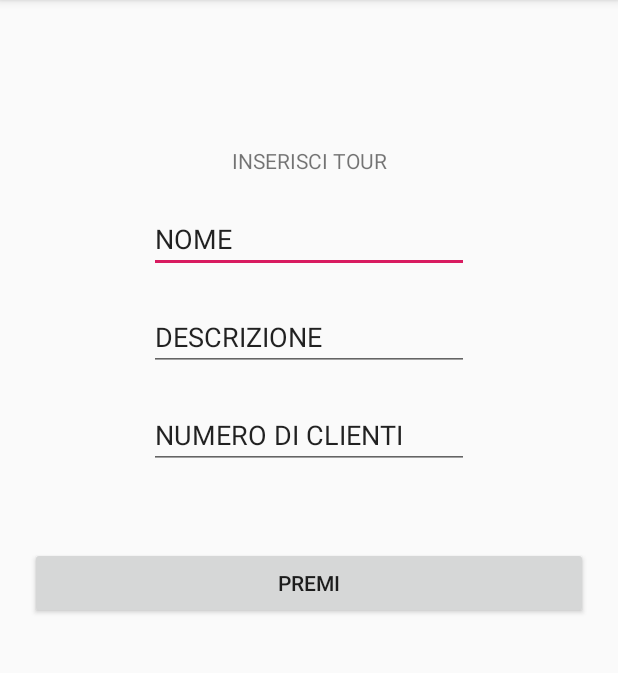
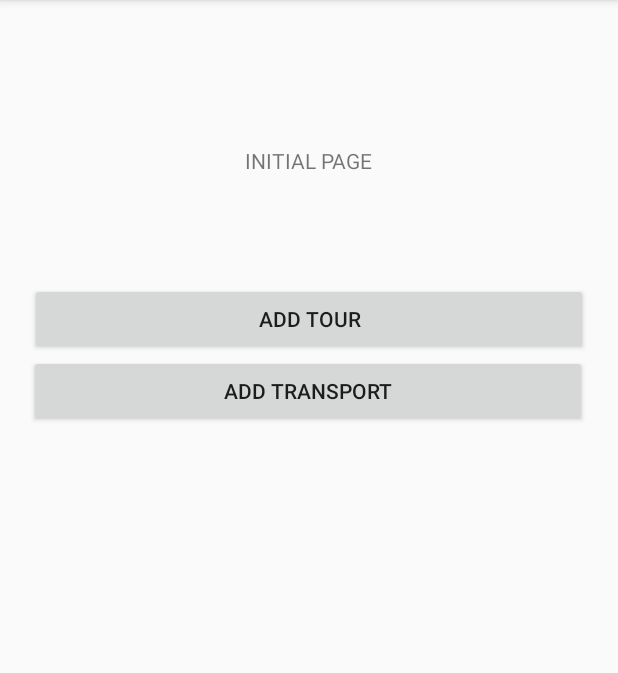
Before and after one commit to Canti17/WeWanTour-Project, an Android app: the screen it shows after launch (MainActivity), on a phone screen of 412 x 824 dp, the part 84-757 px from its top. Run offline under Robolectric (Android 15) with nearby library versions, the phone set to English and light mode, and no system bars.

Commit message:
Add transport form with initial style formatting

```diff
--- a/WeWanTour/app/src/main/AndroidManifest.xml
+++ b/WeWanTour/app/src/main/AndroidManifest.xml
@@ -9,6 +9,7 @@
         android:roundIcon="@mipmap/ic_launcher_round"
         android:supportsRtl="true"
         android:theme="@style/AppTheme">
+
         <activity android:name=".MainActivity">
             <intent-filter>
                 <action android:name="android.intent.action.MAIN" />
@@ -16,6 +17,10 @@
                 <category android:name="android.intent.category.LAUNCHER" />
             </intent-filter>
         </activity>
+
+        <activity android:name=".add_transport">
+        </activity>
+
     </application>
 
 </manifest>
--- a/WeWanTour/app/src/main/java/com/example/wewantour9/MainActivity.java
+++ b/WeWanTour/app/src/main/java/com/example/wewantour9/MainActivity.java
@@ -1,89 +1,34 @@
 package com.example.wewantour9;
-
-import androidx.annotation.NonNull;
 import androidx.appcompat.app.AppCompatActivity;
 
+import android.content.Intent;
 import android.os.Bundle;
 import android.view.View;
 import android.widget.Button;
-import android.widget.EditText;
 
-import com.google.firebase.database.DataSnapshot;
-import com.google.firebase.database.DatabaseError;
-import com.google.firebase.database.DatabaseReference;
-import com.google.firebase.database.FirebaseDatabase;
-import com.google.firebase.database.ValueEventListener;
-
-import java.util.ArrayList;
 
 public class MainActivity extends AppCompatActivity {
-
-    private Button send;
-
-
-    private FirebaseDatabase database;
-    private DatabaseReference ref;
-
-    EditText name, description, n_clients;
-    Tour tour1;
-    Prova prova1;
-    int id=0;
-
-
-
-
-    ArrayList<Tour> lista = new ArrayList<Tour>();
-
-
 
     @Override
     protected void onCreate(Bundle savedInstanceState) {
         super.onCreate(savedInstanceState);
         setContentView(R.layout.activity_main);
-
-
-        send= (Button) findViewById(R.id.button);
-
-        name=findViewById(R.id.nameTour);
-        description=findViewById(R.id.description);
-        n_clients=findViewById(R.id.numb_clients);
-
-
-        ref= database.getInstance().getReference("TOUR");
-
-
-
-        ref.addValueEventListener(new ValueEventListener() {
+/*
+        Button btn1 = (Button)findViewById(R.id.add_tour);
+        btn1.setOnClickListener(new View.OnClickListener() {
             @Override
-            public void onDataChange(@NonNull DataSnapshot dataSnapshot) {
-                if(dataSnapshot.exists()){
-                    id= (int) dataSnapshot.getChildrenCount();
-                }else{
-                    ///
-                }
+            public void onClick(View v) {
+                startActivity(new Intent(MainActivity.this, AddTour.class));
             }
-
+        });
+*/
+        Button btn2 = (Button)findViewById(R.id.add_transport);
+        btn2.setOnClickListener(new View.OnClickListener() {
             @Override
-            public void onCancelled(@NonNull DatabaseError databaseError) {
-
+            public void onClick(View v) {
+                startActivity(new Intent(MainActivity.this, add_transport.class));
             }
         });
 
-        send.setOnClickListener(new View.OnClickListener() {
-            @Override
-            public void onClick(View v) {
-                tour1= new Tour(name.getText().toString(),description.getText().toString(),n_clients.getText().toString());
-                ref.child(String.valueOf(id)).setValue(tour1);
-
-                DatabaseReference ref1= database.getInstance().getReference("PROVA");
-                lista.add(tour1);
-                prova1 = new Prova(lista);
-                ref1.child((String.valueOf(tour1.getName()))).setValue(prova1);
-
-
-            }
-        });
-
-
     }
 }
--- a/WeWanTour/app/src/main/res/layout/activity_main.xml
+++ b/WeWanTour/app/src/main/res/layout/activity_main.xml
@@ -11,7 +11,7 @@
         android:layout_width="wrap_content"
         android:layout_height="wrap_content"
         android:background="#00C51414"
-        android:text="@string/inserisci_tour"
+        android:text="INITIAL PAGE"
         app:layout_constraintBottom_toBottomOf="parent"
         app:layout_constraintLeft_toLeftOf="parent"
         app:layout_constraintRight_toRightOf="parent"
@@ -20,55 +20,25 @@
 
 
     <Button
-        android:id="@+id/button"
+        android:id="@+id/add_tour"
         android:layout_width="372dp"
         android:layout_height="48dp"
-        android:layout_marginTop="52dp"
+        android:layout_marginTop="72dp"
         android:layout_marginEnd="20dp"
-        android:text="@string/premi"
+        android:text="ADD TOUR"
         app:layout_constraintEnd_toEndOf="parent"
         app:layout_constraintHorizontal_bias="1.0"
         app:layout_constraintStart_toStartOf="parent"
-        app:layout_constraintTop_toBottomOf="@+id/numb_clients" />
-
-    <EditText
-        android:id="@+id/nameTour"
-        android:layout_width="wrap_content"
-        android:layout_height="wrap_content"
-        android:layout_marginTop="20dp"
-        android:ems="10"
-        android:importantForAutofill="no"
-        android:inputType="textPersonName"
-        android:text="NOME"
-        app:layout_constraintEnd_toEndOf="parent"
-        app:layout_constraintStart_toStartOf="parent"
         app:layout_constraintTop_toBottomOf="@+id/textView2" />
 
-    <EditText
-        android:id="@+id/description"
-        android:layout_width="wrap_content"
-        android:layout_height="wrap_content"
-        android:layout_marginTop="20dp"
-        android:autofillHints=""
-        android:ems="10"
-        android:inputType="textPersonName"
-        android:text="DESCRIZIONE"
+    <Button
+        android:id="@+id/add_transport"
+        android:layout_width="372dp"
+        android:layout_height="48dp"
+        android:text="ADD TRANSPORT"
         app:layout_constraintEnd_toEndOf="parent"
+        app:layout_constraintHorizontal_bias="0.487"
         app:layout_constraintStart_toStartOf="parent"
-        app:layout_constraintTop_toBottomOf="@+id/nameTour" />
-
-    <EditText
-        android:id="@+id/numb_clients"
-        android:layout_width="wrap_content"
-        android:layout_height="wrap_content"
-        android:layout_marginTop="20dp"
-        android:ems="10"
-        android:importantForAutofill="no"
-        android:inputType="textPersonName"
-        android:text="@string/numero_di_clienti"
-        app:layout_constraintEnd_toEndOf="parent"
-        app:layout_constraintStart_toStartOf="parent"
-        app:layout_constraintTop_toBottomOf="@+id/description" />
-
+        app:layout_constraintTop_toBottomOf="@+id/add_tour" />
 
 </androidx.constraintlayout.widget.ConstraintLayout>
--- a/WeWanTour/app/src/main/res/values/colors.xml
+++ b/WeWanTour/app/src/main/res/values/colors.xml
@@ -2,5 +2,13 @@
 <resources>
     <color name="colorPrimary">#008577</color>
     <color name="colorPrimaryDark">#00574B</color>
-    <color name="colorAccent">#D81B60</color>
+    <color name="colorAccent">#2196F3</color>
+
+
+    <!--colors for modern ui-->
+    <color name="whiteTextColor">#fff</color>
+    <color name="blackTextColor">#000000</color>
+    <color name="primaryTextColor">#2661FA</color>
+    <color name="hintTextColor">#80000000</color>
+
 </resources>
--- a/WeWanTour/app/src/main/res/values/strings.xml
+++ b/WeWanTour/app/src/main/res/values/strings.xml
@@ -1,7 +1,10 @@
 <resources>
+
+    <!-- New Transport Form Strings -->
     <string name="app_name">WeWanTour9</string>
     <string name="inserisci_tour">INSERISCI TOUR</string>
     <string name="premi">PREMI</string>
     <string name="descrizione">DESCRIZIONE</string>
     <string name="numero_di_clienti">NUMERO DI CLIENTI</string>
+
 </resources>
--- a/WeWanTour/build.gradle
+++ b/WeWanTour/build.gradle
@@ -7,7 +7,7 @@ buildscript {
 
     }
     dependencies {
-        classpath 'com.android.tools.build:gradle:3.5.0'
+        classpath 'com.android.tools.build:gradle:3.6.1'
         classpath 'com.google.gms:google-services:4.3.3'
         // NOTE: Do not place your application dependencies here; they belong
         // in the individual module build.gradle files
```
Also changed, not shown: WeWanTour/app/src/main/java/com/example/wewantour9/Transport.java (added, +75 -0 lines), WeWanTour/app/src/main/java/com/example/wewantour9/add_transport.java (added, +200 -0 lines), WeWanTour/app/src/main/res/drawable/gradient.xml (added, +8 -0 lines), WeWanTour/app/src/main/res/drawable/modified_date_time_button.xml (added, +17 -0 lines), WeWanTour/app/src/main/res/drawable/modified_submit_button.xml (added, +13 -0 lines), WeWanTour/app/src/main/res/layout/activity_add_transport.xml (added, +185 -0 lines), WeWanTour/app/src/main/res/values/dimens.xml (added, +11 -0 lines), WeWanTour/app/src/main/res/values/styles.xml (+32 -0 lines), WeWanTour/gradle/wrapper/gradle-wrapper.properties.
